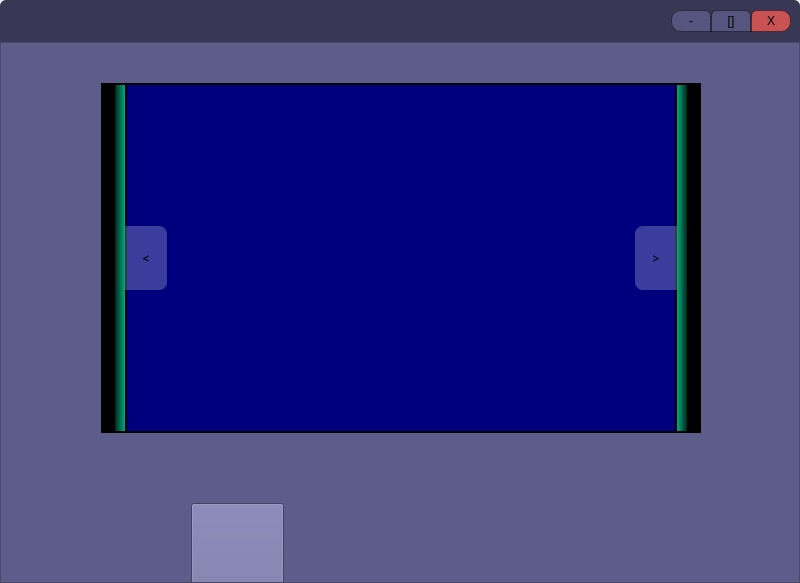
This is Resources/Ui/projectWindow.ui in SoddenFilly/Project-Managment-Portfolio-Tool as Qt 5 draws it before an edit. The edited form follows.
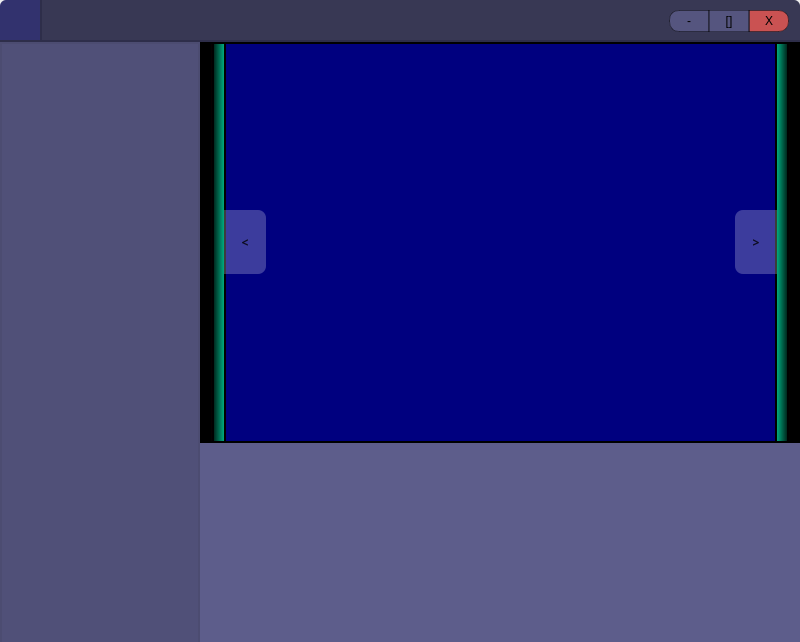
This is the edited form. Icons and pictures are not drawn.

Commit message: 13/04/2022 - Project data storage, Logo, New project creation functionality

```diff
--- a/Resources/Ui/projectWindow.ui
+++ b/Resources/Ui/projectWindow.ui
@@ -7,23 +7,20 @@
     <x>0</x>
     <y>0</y>
     <width>800</width>
-    <height>583</height>
+    <height>642</height>
    </rect>
   </property>
   <property name="minimumSize">
    <size>
     <width>800</width>
-    <height>560</height>
+    <height>642</height>
    </size>
   </property>
   <property name="windowTitle">
    <string>MainWindow</string>
   </property>
   <widget class="QWidget" name="centralwidget">
-   <layout class="QVBoxLayout" name="verticalLayout">
-    <property name="spacing">
-     <number>0</number>
-    </property>
+   <layout class="QGridLayout" name="gridLayout_5">
     <property name="leftMargin">
      <number>0</number>
     </property>
@@ -36,7 +33,10 @@
     <property name="bottomMargin">
      <number>0</number>
     </property>
-    <item>
+    <property name="spacing">
+     <number>0</number>
+    </property>
+    <item row="0" column="1">
      <widget class="QWidget" name="topBar" native="true">
       <property name="minimumSize">
        <size>
@@ -51,14 +51,30 @@
        </size>
       </property>
       <property name="styleSheet">
-       <string notr="true">background-color: rgb(56, 56, 84);
-border-top-left-radius: 6px;
-border-top-right-radius: 6px;</string>
+       <string notr="true">.QWidget{
+background-color: rgb(56, 56, 84);
+border-top-right-radius: 6px;
+border-bottom-width:2px;
+border-color:rgb(46, 46, 74);
+border-style:solid;
+}</string>
       </property>
       <layout class="QHBoxLayout" name="horizontalLayout">
        <property name="spacing">
         <number>0</number>
        </property>
+       <property name="leftMargin">
+        <number>4</number>
+       </property>
+       <property name="topMargin">
+        <number>0</number>
+       </property>
+       <property name="rightMargin">
+        <number>11</number>
+       </property>
+       <property name="bottomMargin">
+        <number>0</number>
+       </property>
        <item>
         <spacer name="horizontalSpacer">
          <property name="orientation">
@@ -151,7 +167,91 @@
       </layout>
      </widget>
     </item>
+    <item row="0" column="0">
+     <widget class="QWidget" name="widget_4" native="true">
+      <property name="sizePolicy">
+       <sizepolicy hsizetype="Maximum" vsizetype="Preferred">
+        <horstretch>100</horstretch>
+        <verstretch>0</verstretch>
+       </sizepolicy>
+      </property>
+      <property name="minimumSize">
+       <size>
+        <width>0</width>
+        <height>40</height>
+       </size>
+      </property>
+      <property name="maximumSize">
+       <size>
+        <width>42</width>
+        <height>1000</height>
+       </size>
+      </property>
+      <property name="styleSheet">
+       <string notr="true">QWidget{
+background-color: rgba(50, 50, 110, 255);
+border-top-left-radius: 6px;
+border-right-width:2px;
+border-bottom-width:2px;
+border-color:rgb(46, 46, 74);
+border-style:solid;
+}
+
+QWidget:hover{
+background-color: rgba(50, 250, 110, 255);
+}</string>
+      </property>
+      <layout class="QHBoxLayout" name="horizontalLayout_3">
+       <property name="spacing">
+        <number>0</number>
+       </property>
+       <property name="leftMargin">
+        <number>0</number>
+       </property>
+       <property name="topMargin">
+        <number>0</number>
+       </property>
+       <property name="rightMargin">
+        <number>0</number>
+       </property>
+       <property name="bottomMargin">
+        <number>0</number>
+       </property>
     <item>
+        <widget class="QLabel" name="label">
+         <property name="minimumSize">
+          <size>
+           <width>32</width>
+           <height>32</height>
+          </size>
+         </property>
+         <property name="maximumSize">
+          <size>
+           <width>32</width>
+           <height>32</height>
+          </size>
+         </property>
+         <property name="styleSheet">
+          <string notr="true">border-width:0px;</string>
+         </property>
+         <property name="text">
+          <string/>
+         </property>
+         <property name="pixmap">
+          <pixmap>../../../../../../Downloads/Random Logo.png</pixmap>
+         </property>
+         <property name="scaledContents">
+          <bool>true</bool>
+         </property>
+         <property name="alignment">
+          <set>Qt::AlignCenter</set>
+         </property>
+        </widget>
+       </item>
+      </layout>
+     </widget>
+    </item>
+    <item row="2" column="0" colspan="2">
      <widget class="QWidget" name="scrollArea_c" native="true">
       <property name="styleSheet">
        <string notr="true">background-color: rgb(93, 93, 139);</string>
@@ -174,6 +274,15 @@
        </property>
        <item row="0" column="0">
         <widget class="QScrollArea" name="scrollArea">
+         <property name="frameShape">
+          <enum>QFrame::NoFrame</enum>
+         </property>
+         <property name="frameShadow">
+          <enum>QFrame::Raised</enum>
+         </property>
+         <property name="lineWidth">
+          <number>0</number>
+         </property>
          <property name="verticalScrollBarPolicy">
           <enum>Qt::ScrollBarAlwaysOff</enum>
          </property>
@@ -185,7 +294,7 @@
            <rect>
             <x>0</x>
             <y>0</y>
-            <width>798</width>
+            <width>800</width>
             <height>1000</height>
            </rect>
           </property>
@@ -213,13 +322,31 @@
                <height>1000</height>
               </size>
              </property>
+             <layout class="QGridLayout" name="gridLayout_3">
+              <property name="leftMargin">
+               <number>0</number>
+              </property>
+              <property name="topMargin">
+               <number>0</number>
+              </property>
+              <property name="rightMargin">
+               <number>0</number>
+              </property>
+              <property name="bottomMargin">
+               <number>0</number>
+              </property>
+              <property name="spacing">
+               <number>0</number>
+              </property>
+              <item row="0" column="1">
+               <widget class="QWidget" name="widget_3" native="true">
              <widget class="QWidget" name="Imgs" native="true">
               <property name="geometry">
                <rect>
-                <x>100</x>
-                <y>40</y>
-                <width>600</width>
-                <height>350</height>
+                   <x>0</x>
+                   <y>0</y>
+                   <width>601</width>
+                   <height>401</height>
                </rect>
               </property>
               <property name="minimumSize">
@@ -352,10 +479,10 @@
              <widget class="QWidget" name="Buttons" native="true">
               <property name="geometry">
                <rect>
-                <x>100</x>
-                <y>40</y>
-                <width>600</width>
-                <height>350</height>
+                   <x>0</x>
+                   <y>0</y>
+                   <width>601</width>
+                   <height>401</height>
                </rect>
               </property>
               <property name="minimumSize">
@@ -542,19 +669,71 @@
                </item>
               </layout>
              </widget>
-             <widget class="QPushButton" name="pushButton_3">
-              <property name="geometry">
-               <rect>
-                <x>190</x>
-                <y>460</y>
-                <width>93</width>
-                <height>361</height>
-               </rect>
-              </property>
-              <property name="text">
-               <string>PushButton</string>
-              </property>
-             </widget>
+               </widget>
+              </item>
+              <item row="0" column="0">
+               <widget class="QWidget" name="sideBar" native="true">
+                <property name="sizePolicy">
+                 <sizepolicy hsizetype="Expanding" vsizetype="Preferred">
+                  <horstretch>0</horstretch>
+                  <verstretch>0</verstretch>
+                 </sizepolicy>
+                </property>
+                <property name="minimumSize">
+                 <size>
+                  <width>0</width>
+                  <height>0</height>
+                 </size>
+                </property>
+                <property name="maximumSize">
+                 <size>
+                  <width>200</width>
+                  <height>16777215</height>
+                 </size>
+                </property>
+                <property name="layoutDirection">
+                 <enum>Qt::LeftToRight</enum>
+                </property>
+                <property name="styleSheet">
+                 <string notr="true">background-color: rgb(80, 80, 120);
+border: 1.5px solid rgb(76, 76, 113);</string>
+                </property>
+                <layout class="QGridLayout" name="gridLayout_4">
+                 <property name="leftMargin">
+                  <number>0</number>
+                 </property>
+                 <property name="topMargin">
+                  <number>0</number>
+                 </property>
+                 <property name="rightMargin">
+                  <number>0</number>
+                 </property>
+                 <property name="bottomMargin">
+                  <number>0</number>
+                 </property>
+                 <property name="horizontalSpacing">
+                  <number>0</number>
+                 </property>
+                 <property name="verticalSpacing">
+                  <number>10</number>
+                 </property>
+                 <item row="2" column="1">
+                  <spacer name="verticalSpacer_3">
+                   <property name="orientation">
+                    <enum>Qt::Vertical</enum>
+                   </property>
+                   <property name="sizeHint" stdset="0">
+                    <size>
+                     <width>20</width>
+                     <height>40</height>
+                    </size>
+                   </property>
+                  </spacer>
+                 </item>
+                </layout>
+               </widget>
+              </item>
+             </layout>
             </widget>
            </item>
           </layout>
```
Lines whose indentation alone changed are shown as unchanged. The commit also changes 5 other files.
